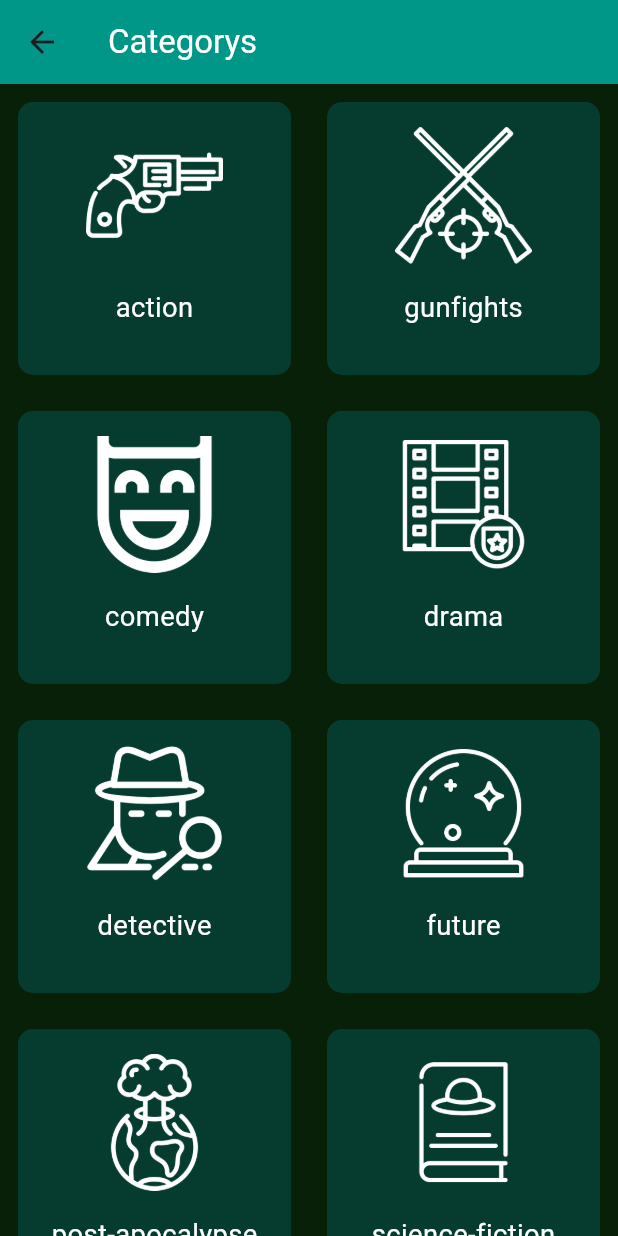
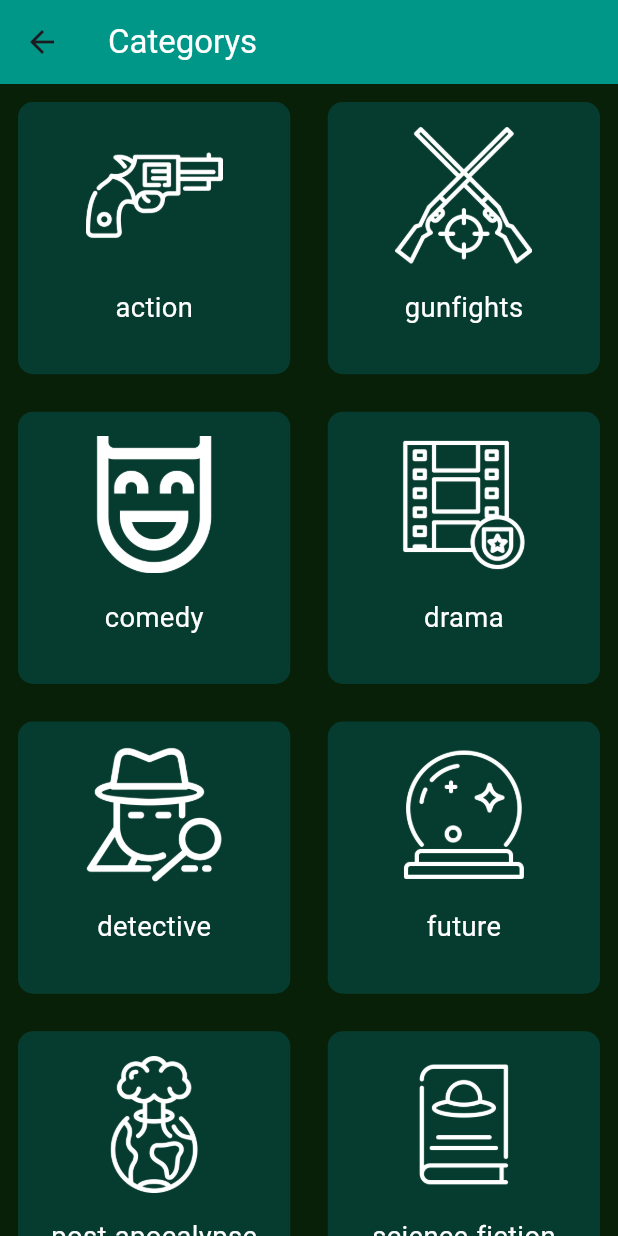
Before and after one commit to Amr-3li/animena, a Flutter app: the CategoryPage screen opened directly, on a phone screen of 412 x 824 dp. Run offline on Flutter 3.47's test engine with Material 3 defaults, Android fonts, the phone set to English and light mode, and no system bars; our stand-ins replace bloc, cached_network_image, cloud_firestore, dio, firebase_auth, firebase_core and 4 more; missing offline and left inert: flutter_stripe; accounts and stored records are empty; network calls fail.

Commit message:
make catigory page and list anime of catigoye pages responsive

```diff
--- a/lib/views/pages/app_pages/category_page.dart
+++ b/lib/views/pages/app_pages/category_page.dart
@@ -37,7 +37,7 @@ class CategoryPage extends StatelessWidget {
         body: GridView.builder(
           itemCount: categories.length,
           gridDelegate: const SliverGridDelegateWithFixedCrossAxisCount(
-              crossAxisCount: 2),
+              crossAxisCount: 2, crossAxisSpacing: 1, mainAxisSpacing: 1),
           itemBuilder: (context, index) {
             return AnimeCategory(data: categories[index]);
           },
--- a/lib/views/widgets/anime_caregory.dart
+++ b/lib/views/widgets/anime_caregory.dart
@@ -1,7 +1,6 @@
 import 'package:animena/bloc/cubit/Anime_data/anime_cubit.dart';
 import 'package:animena/data/repository/anime_repo.dart';
 import 'package:animena/data/wepServices/anime_web_ser.dart';
-import 'package:animena/main.dart';
 import 'package:animena/views/pages/app_pages/anime_list_category.dart';
 import 'package:flutter/material.dart';
 import 'package:flutter_bloc/flutter_bloc.dart';
@@ -33,7 +32,6 @@ class AnimeCategory extends StatelessWidget {
             borderRadius: BorderRadius.circular(10),
             color: const Color.fromARGB(200, 6, 68, 58),
           ),
-          width: 190.w,
           child: Column(
             children: [
               SizedBox(
@@ -51,6 +49,9 @@ class AnimeCategory extends StatelessWidget {
                 data[1],
                 style: TextStyle(color: Colors.white, fontSize: 18.sp),
               ),
+              SizedBox(
+                height: MediaQuery.of(context).size.height * 0.01,
+              ),
             ],
           ),
         ),
```
Also changed, not shown: lib/views/pages/app_pages/anime_list_category.dart (+6 -6 lines).
